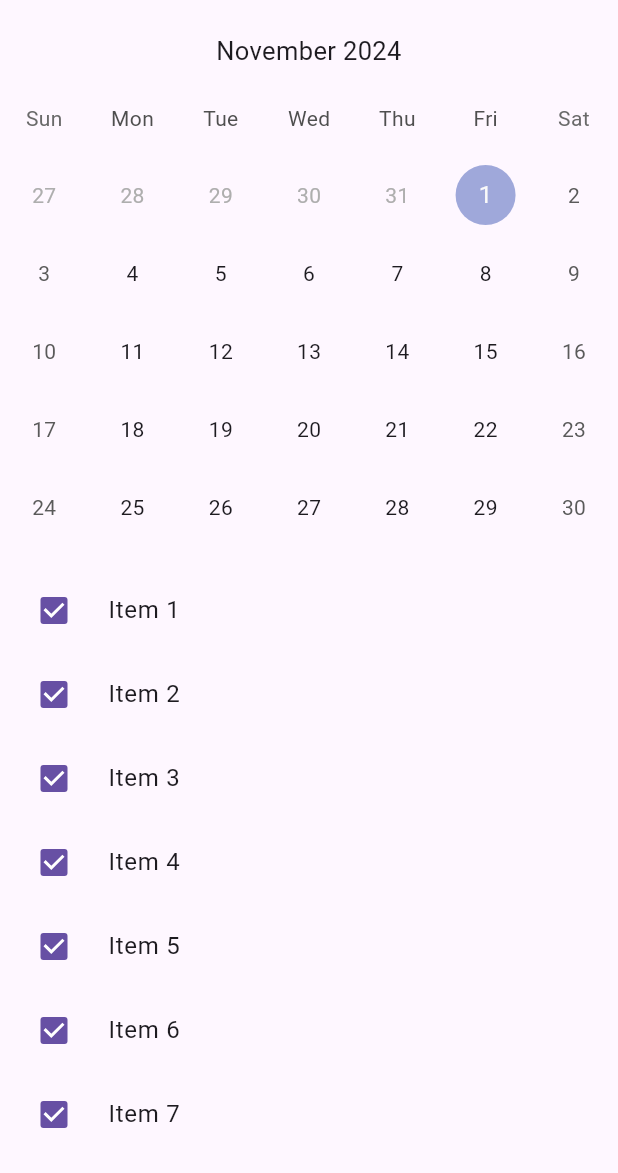
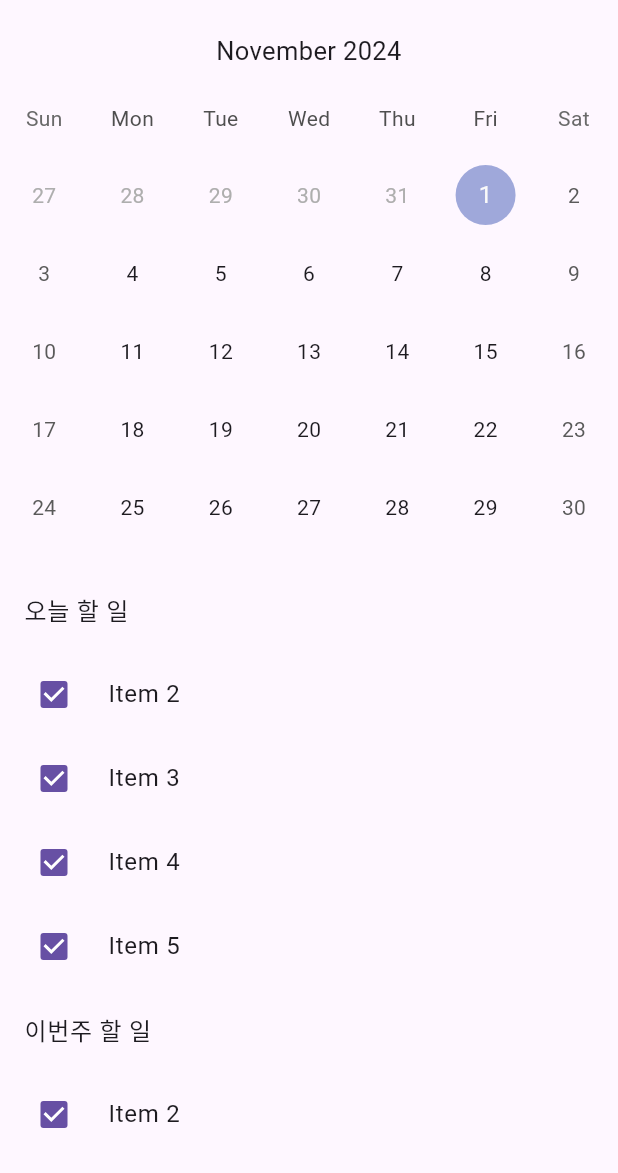
Before and after one commit to MontyCoder0701/anxy_planner, a Flutter app: the screen it shows after launch, on a phone screen of 412 x 824 dp, the part 63-1236 px from its top. Run offline on Flutter 3.47's test engine with Material 3 defaults, Android fonts, the phone set to English and light mode, and no system bars; drawn by our look-alikes of table_calendar.

Commit message:
refactor: 공통 함수 임시 리팩토링

```diff
--- a/lib/main.dart
+++ b/lib/main.dart
@@ -28,14 +28,13 @@ class MyHomePage extends StatefulWidget {
 class _MyHomePageState extends State<MyHomePage> {
   DateTime _focusedDay = DateTime.now();
   DateTime? _selectedDay;
-  final items = List<String>.generate(20, (i) => 'Item ${i + 1}');
+  final items = List<String>.generate(5, (i) => 'Item ${i + 1}');
 
   @override
   Widget build(BuildContext context) {
     return Scaffold(
       appBar: AppBar(title: const Text('Anxy Planner')),
-      body: Center(
-        child: Column(
+      body: Column(
         children: <Widget>[
           TableCalendar(
             headerStyle: const HeaderStyle(
@@ -47,8 +46,7 @@ class _MyHomePageState extends State<MyHomePage> {
             daysOfWeekHeight: 50,
             focusedDay: _focusedDay,
             availableGestures: AvailableGestures.none,
-              firstDay:
-                  DateTime.now().copyWith(month: DateTime.now().month - 1),
+            firstDay: DateTime.now().copyWith(month: DateTime.now().month - 1),
             lastDay: DateTime.now().copyWith(month: DateTime.now().month + 1),
             selectedDayPredicate: (day) => isSameDay(_selectedDay, day),
             onDaySelected: (selectedDay, focusedDay) {
@@ -62,9 +60,31 @@ class _MyHomePageState extends State<MyHomePage> {
           ),
           const SizedBox(height: 15),
           Expanded(
-              child: ListView.builder(
+            child: SingleChildScrollView(
+              child: Column(
+                children: [
+                  _buildListView(title: '오늘 할 일'),
+                  _buildListView(title: '이번주 할 일'),
+                  _buildListView(title: '이번달 할 일'),
+                ],
+              ),
+            ),
+          ),
+        ],
+      ),
+    );
+  }
+
+  ListView _buildListView({required String title}) {
+    return ListView.builder(
+      shrinkWrap: true,
+      physics: const NeverScrollableScrollPhysics(),
       itemCount: items.length,
       itemBuilder: (context, index) {
+        if (index == 0) {
+          return ListTile(title: Text(title));
+        }
+
         final item = items[index];
         return Dismissible(
           key: Key(item),
@@ -82,11 +102,6 @@ class _MyHomePageState extends State<MyHomePage> {
           ),
         );
       },
-              ),
-            ),
-          ],
-        ),
-      ),
     );
   }
 }
```
Lines whose indentation alone changed are shown as unchanged.
